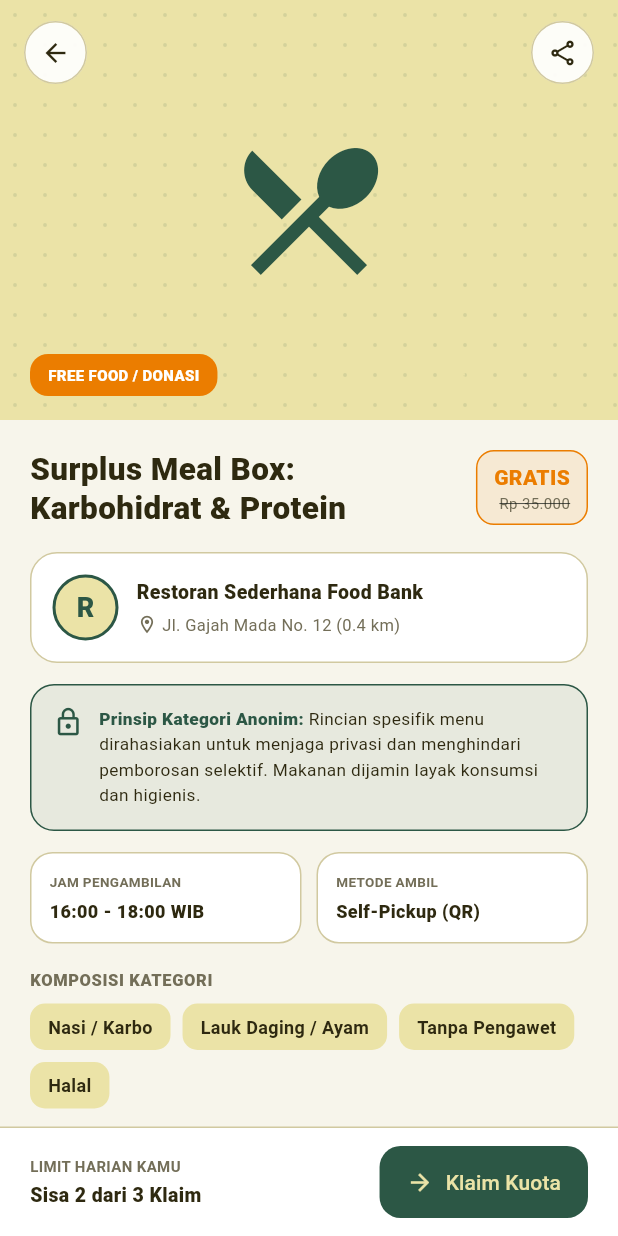
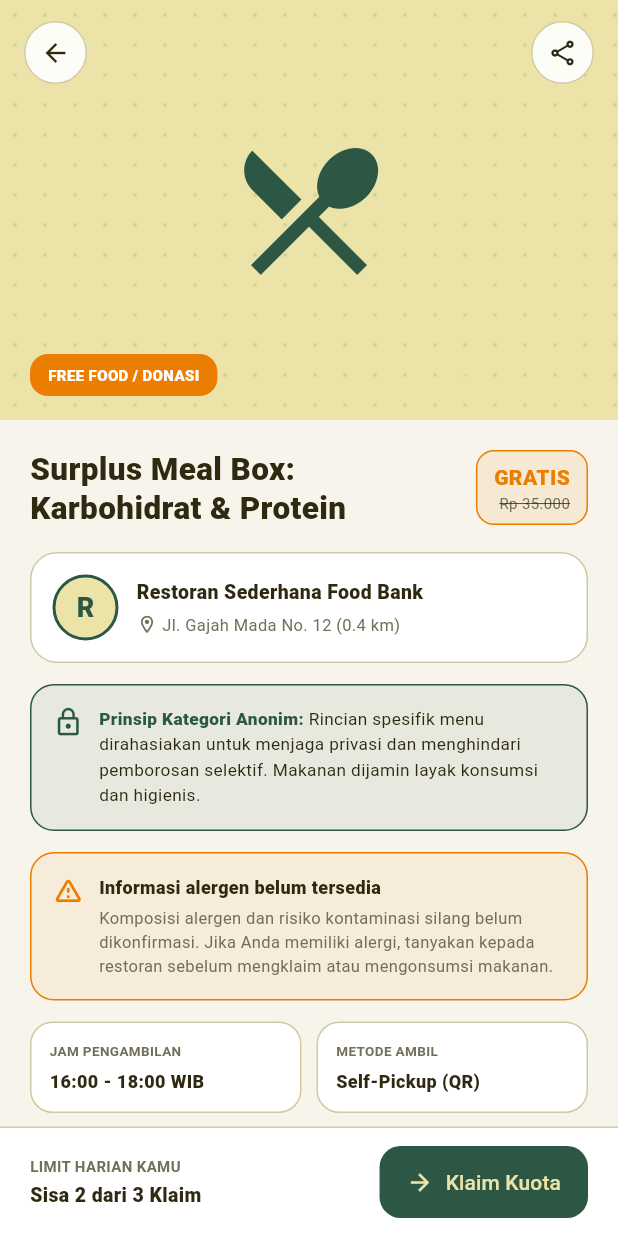
Before and after one commit to irmatiara/ReBite, a Flutter app: the FoodDetail screen opened directly, on a phone screen of 412 x 824 dp. Run offline on Flutter 3.47's test engine with Material 3 defaults, Android fonts, the light colour scheme and no system bars.

Commit message:
fix a little bug on food detail & sidejob_registration, merge test code with page

```diff
--- a/flutter_rebite/lib/food_detail.dart
+++ b/flutter_rebite/lib/food_detail.dart
@@ -143,6 +143,8 @@ class FoodDetail extends StatelessWidget {
                       _buildRestaurant(item),
                       const SizedBox(height: 14),
                       _buildPrivacyNotice(),
+                      const SizedBox(height: 14),
+                      _buildAllergenNotice(),
                       const SizedBox(height: 14),
                       Row(
                         children: [
@@ -498,6 +500,46 @@ class FoodDetail extends StatelessWidget {
     );
   }
 
+  Widget _buildAllergenNotice() {
+    return Container(
+      padding: const EdgeInsets.all(14),
+      decoration: BoxDecoration(
+        color: const Color(0x14EB7D00),
+        border: Border.all(color: _kTangerine),
+        borderRadius: BorderRadius.circular(16),
+      ),
+      child: const Row(
+        crossAxisAlignment: CrossAxisAlignment.start,
+        children: [
+          Icon(Icons.warning_amber_rounded, color: _kTangerine, size: 21),
+          SizedBox(width: 10),
+          Expanded(
+            child: Column(
+              crossAxisAlignment: CrossAxisAlignment.start,
+              children: [
+                Text(
+                  'Informasi alergen belum tersedia',
+                  style: TextStyle(
+                    color: _kDarkBrown,
+                    fontSize: 12,
+                    fontWeight: FontWeight.w800,
+                  ),
+                ),
+                SizedBox(height: 4),
+                Text(
+                  'Komposisi alergen dan risiko kontaminasi silang belum '
+                  'dikonfirmasi. Jika Anda memiliki alergi, tanyakan kepada '
+                  'restoran sebelum mengklaim atau mengonsumsi makanan.',
+                  style: TextStyle(color: _kMuted, fontSize: 11, height: 1.45),
+                ),
+              ],
+            ),
+          ),
+        ],
+      ),
+    );
+  }
+
   Widget _buildMetaCard(String label, String value) {
     return Container(
       padding: const EdgeInsets.all(12),
```
Also changed, not shown: 1 other file. Lines whose indentation alone changed are shown as unchanged.
